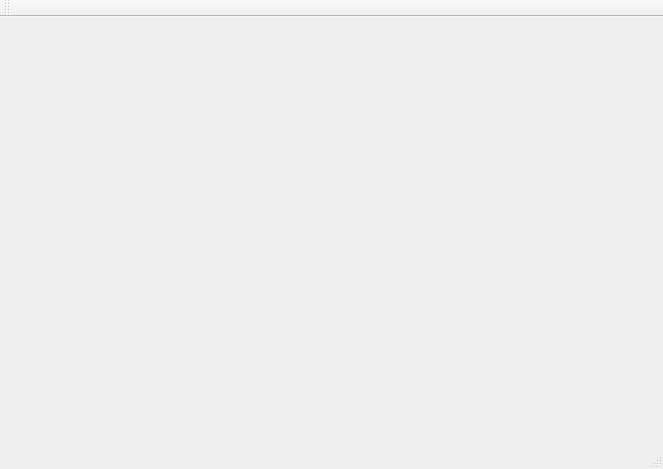
Old version of the form mainwindow.ui in the repository Sleptsov2018/visual-editor-of-curves-of-the-second-order.
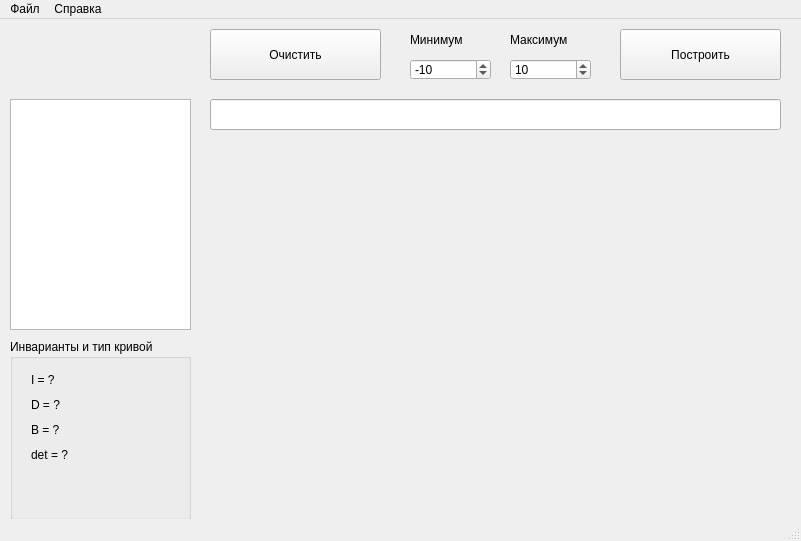
New version of the form. Icons and pictures are not drawn. Custom widgets are drawn as their Qt base class.

The edit to the form file:
```diff
--- a/mainwindow.ui
+++ b/mainwindow.ui
@@ -6,8 +6,8 @@
    <rect>
     <x>0</x>
     <y>0</y>
-    <width>663</width>
-    <height>469</height>
+    <width>801</width>
+    <height>541</height>
    </rect>
   </property>
   <property name="windowTitle">
@@ -17,31 +17,205 @@
    <widget class="QCustomPlot" name="widget" native="true">
     <property name="geometry">
      <rect>
-      <x>150</x>
-      <y>30</y>
-      <width>491</width>
-      <height>371</height>
+      <x>210</x>
+      <y>120</y>
+      <width>571</width>
+      <height>381</height>
      </rect>
     </property>
    </widget>
+   <widget class="QTableWidget" name="tableWidget">
+    <property name="geometry">
+     <rect>
+      <x>10</x>
+      <y>80</y>
+      <width>181</width>
+      <height>231</height>
+     </rect>
+    </property>
+   </widget>
+   <widget class="QLineEdit" name="lineEdit">
+    <property name="geometry">
+     <rect>
+      <x>210</x>
+      <y>80</y>
+      <width>571</width>
+      <height>31</height>
+     </rect>
+    </property>
+   </widget>
+   <widget class="QPushButton" name="startBtn">
+    <property name="geometry">
+     <rect>
+      <x>620</x>
+      <y>10</y>
+      <width>161</width>
+      <height>51</height>
+     </rect>
+    </property>
+    <property name="text">
+     <string>Построить</string>
+    </property>
+   </widget>
+   <widget class="QGroupBox" name="invariants">
+    <property name="geometry">
+     <rect>
+      <x>10</x>
+      <y>320</y>
+      <width>181</width>
+      <height>181</height>
+     </rect>
+    </property>
+    <property name="title">
+     <string>Инварианты и тип кривой</string>
+    </property>
+    <widget class="QWidget" name="verticalLayoutWidget">
+     <property name="geometry">
+      <rect>
+       <x>10</x>
+       <y>20</y>
+       <width>161</width>
+       <height>141</height>
+      </rect>
+     </property>
+     <layout class="QVBoxLayout" name="verticalLayout">
+      <item>
+       <widget class="QLabel" name="ILabel">
+        <property name="text">
+         <string>I = ?</string>
+        </property>
+       </widget>
+      </item>
+      <item>
+       <widget class="QLabel" name="DLabel">
+        <property name="text">
+         <string>D = ?</string>
+        </property>
+       </widget>
+      </item>
+      <item>
+       <widget class="QLabel" name="BLabel">
+        <property name="text">
+         <string>B = ?</string>
+        </property>
+       </widget>
+      </item>
+      <item>
+       <widget class="QLabel" name="detLabel">
+        <property name="text">
+         <string>det = ?</string>
+        </property>
+       </widget>
+      </item>
+      <item>
+       <widget class="QLabel" name="curveType">
+        <property name="text">
+         <string/>
+        </property>
+       </widget>
+      </item>
+     </layout>
+    </widget>
+   </widget>
+   <widget class="QPushButton" name="clear_btn">
+    <property name="geometry">
+     <rect>
+      <x>210</x>
+      <y>10</y>
+      <width>171</width>
+      <height>51</height>
+     </rect>
+    </property>
+    <property name="text">
+     <string>Очистить</string>
+    </property>
+   </widget>
+   <widget class="QSpinBox" name="min">
+    <property name="geometry">
+     <rect>
+      <x>410</x>
+      <y>40</y>
+      <width>81</width>
+      <height>21</height>
+     </rect>
+    </property>
+    <property name="minimum">
+     <number>-99</number>
+    </property>
+    <property name="maximum">
+     <number>0</number>
+    </property>
+    <property name="value">
+     <number>-10</number>
+    </property>
+   </widget>
+   <widget class="QSpinBox" name="max">
+    <property name="geometry">
+     <rect>
+      <x>510</x>
+      <y>40</y>
+      <width>81</width>
+      <height>21</height>
+     </rect>
+    </property>
+    <property name="minimum">
+     <number>0</number>
+    </property>
+    <property name="value">
+     <number>10</number>
+    </property>
+   </widget>
+   <widget class="QLabel" name="min_label">
+    <property name="geometry">
+     <rect>
+      <x>410</x>
+      <y>10</y>
+      <width>71</width>
+      <height>21</height>
+     </rect>
+    </property>
+    <property name="text">
+     <string>Минимум</string>
+    </property>
+   </widget>
+   <widget class="QLabel" name="max_label">
+    <property name="geometry">
+     <rect>
+      <x>510</x>
+      <y>10</y>
+      <width>81</width>
+      <height>21</height>
+     </rect>
+    </property>
+    <property name="text">
+     <string>Максимум</string>
+    </property>
+   </widget>
   </widget>
   <widget class="QMenuBar" name="menuBar">
    <property name="geometry">
     <rect>
      <x>0</x>
      <y>0</y>
-     <width>663</width>
+     <width>801</width>
      <height>21</height>
     </rect>
    </property>
-  </widget>
-  <widget class="QToolBar" name="mainToolBar">
-   <attribute name="toolBarArea">
-    <enum>TopToolBarArea</enum>
-   </attribute>
-   <attribute name="toolBarBreak">
-    <bool>false</bool>
-   </attribute>
+   <widget class="QMenu" name="menu_file">
+    <property name="title">
+     <string>Файл</string>
+    </property>
+    <addaction name="action_exit"/>
+   </widget>
+   <widget class="QMenu" name="menu_about">
+    <property name="title">
+     <string>Справка</string>
+    </property>
+    <addaction name="action_author"/>
+    <addaction name="action_help"/>
+   </widget>
+   <addaction name="menu_file"/>
+   <addaction name="menu_about"/>
   </widget>
   <widget class="QStatusBar" name="statusBar"/>
  </widget>
```
Left out of the diff: 21 changed lines with no effect on the pictures.
